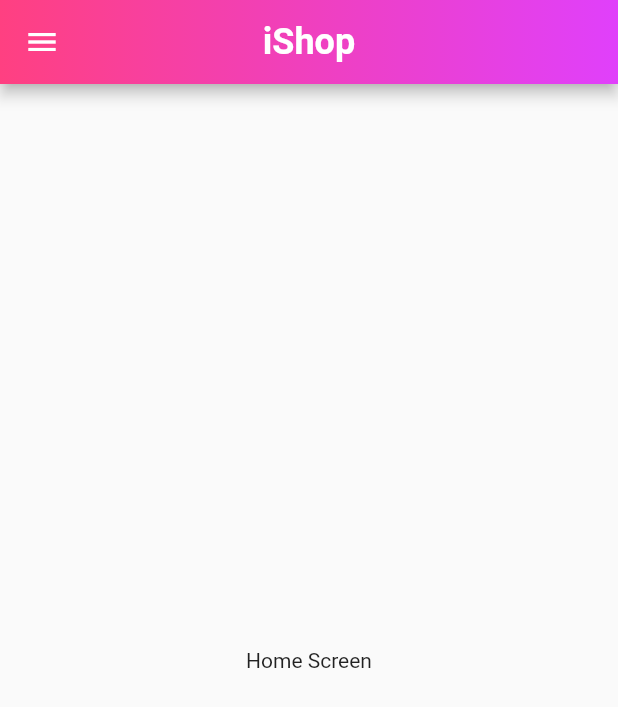
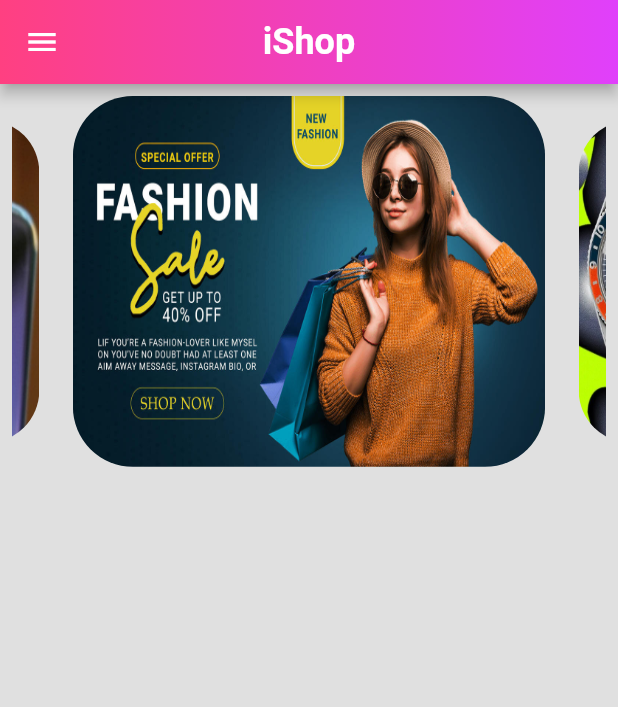
Before and after one commit to naveenprasanth2/users_app, a Flutter app: the HomeScreen screen opened directly, on a phone screen of 412 x 824 dp. Shown: the top 707 px of the screen. Run offline on Flutter 3.47's test engine with Material 2 defaults, Android fonts, the phone set to English and light mode, and no system bars; drawn by our look-alikes of carousel_slider; our stand-ins replace cloud_firestore, firebase_auth, firebase_core, firebase_storage, fluttertoast, image_picker and 1 more; accounts and stored records are empty.

Commit message:
tillSection13

```diff
--- a/lib/global/global.dart
+++ b/lib/global/global.dart
@@ -1,3 +1,20 @@
 import 'package:shared_preferences/shared_preferences.dart';
 
 SharedPreferences? sharedPreferences;
+
+final itemsImageList  = [
+  "slider/0.jpg",
+  "slider/1.jpg",
+  "slider/2.jpg",
+  "slider/3.jpg",
+  "slider/4.jpg",
+  "slider/5.jpg",
+  "slider/6.jpg",
+  "slider/7.jpg",
+  "slider/8.jpg",
+  "slider/9.jpg",
+  "slider/10.jpg",
+  "slider/11.jpg",
+  "slider/12.jpg",
+  "slider/13.jpg"
+];
--- a/lib/mainScreens/home_screen.dart
+++ b/lib/mainScreens/home_screen.dart
@@ -1,4 +1,6 @@
+import 'package:carousel_slider/carousel_slider.dart';
 import 'package:flutter/material.dart';
+import 'package:users_app/global/global.dart';
 import 'package:users_app/widgets/my_drawer.dart';
 
 class HomeScreen extends StatelessWidget {
@@ -7,6 +9,7 @@ class HomeScreen extends StatelessWidget {
   @override
   Widget build(BuildContext context) {
     return Scaffold(
+      backgroundColor: Colors.black12,
       drawer: const MyDrawer(),
       appBar: AppBar(
         flexibleSpace: Container(
@@ -26,7 +29,53 @@ class HomeScreen extends StatelessWidget {
         ),
         centerTitle: true,
       ),
-      body: const Center(child: Text("Home Screen")),
+      body: CustomScrollView(
+        slivers: [
+          SliverToBoxAdapter(
+            child: Padding(
+              padding: const EdgeInsets.all(8.0),
+              child: SizedBox(
+                height: MediaQuery.of(context).size.height * 0.3,
+                width: MediaQuery.of(context).size.width,
+                child: CarouselSlider(
+                  options: CarouselOptions(
+                    //among the 30%, we take 90% in it. refer the top line
+                    height: MediaQuery.of(context).size.height * 0.9,
+                    aspectRatio: 16 / 9,
+                    viewportFraction: 0.8,
+                    initialPage: 0,
+                    enableInfiniteScroll: true,
+                    reverse: false,
+                    autoPlay: true,
+                    autoPlayInterval: const Duration(seconds: 3),
+                    autoPlayAnimationDuration: const Duration(milliseconds: 800),
+                    autoPlayCurve: Curves.fastOutSlowIn,
+                    enlargeCenterPage: true,
+                    enlargeFactor: 0.3,
+                    scrollPhysics: const BouncingScrollPhysics(),
+                    scrollDirection: Axis.horizontal,
+                  ),
+                  items: itemsImageList.map((index) {
+                    return Builder(builder: (BuildContext context) {
+                      return Container(
+                        width: MediaQuery.of(context).size.width,
+                        margin: const EdgeInsets.symmetric(horizontal: 1.0),
+                        child: ClipRRect(
+                          borderRadius: BorderRadius.circular(40),
+                          child: Image.asset(
+                            index,
+                            fit: BoxFit.fill,
+                          ),
+                        ),
+                      );
+                    });
+                  }).toList(),
+                ),
+              ),
+            ),
+          )
+        ],
+      ),
     );
   }
 }
--- a/pubspec.yaml
+++ b/pubspec.yaml
@@ -43,6 +43,7 @@ dependencies:
   image_picker: ^0.8.9
   fluttertoast: ^8.2.2
   shared_preferences: ^2.1.2
+  carousel_slider: ^4.2.1
 
 dev_dependencies:
   flutter_test:
@@ -68,8 +69,8 @@ flutter:
 
   # To add assets to your application, add an assets section, like this:
   assets:
-     - assets/welcome.png
-     - assets/login.png
+     - assets/
+     - slider/
 
   # An image asset can refer to one or more resolution-specific "variants", see
   # https://flutter.dev/assets-and-images/#resolution-aware
```
Also changed, not shown: pubspec.lock, slider/0.jpg (added), slider/1.jpg (added), slider/10.jpg (added), slider/11.jpg (added), slider/12.jpg (added), slider/13.jpg (added), slider/2.jpg (added), slider/3.jpg (added), slider/4.jpg (added), slider/5.jpg (added), slider/6.jpg (added), slider/7.jpg (added), slider/8.jpg (added), 1 more files.
